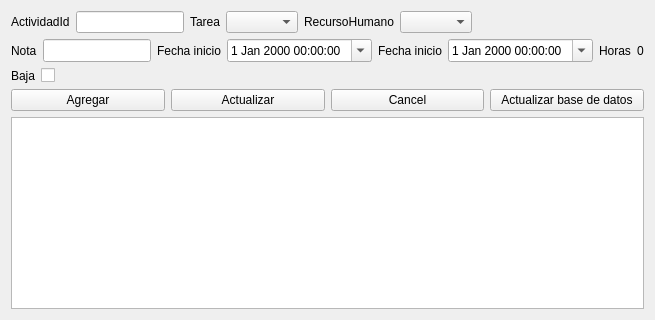
CocoMarck/administracionDeActividades, file views/ui/actividad_form.ui: the form before one commit.
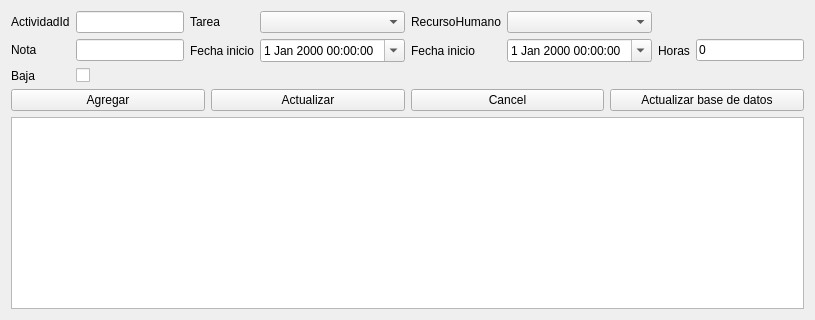
The form after the commit.

Commit message: Impoving ui's

The edit to the form file:
```diff
--- a/views/ui/actividad_form.ui
+++ b/views/ui/actividad_form.ui
@@ -5,11 +5,10 @@
   <widget class="QWidget" name="centralWidget">
    <layout class="QVBoxLayout" name="main_layout">
     
-    <!-- ActividadId TareaId RecursoHumanoId-->
+    <!-- Grid Fila 1:ActividadId TareaId RecursoHumanoId-->
     <item>
-    <layout class="QHBoxLayout">
-        
-     <item>
+    <layout class="QGridLayout" name="gridLayout">
+     <item row="0" column="0">
       <widget class="QLabel" name="label_id">
        <property name="text">
         <string>ActividadId</string>
@@ -17,16 +16,16 @@
        
        <property name="sizePolicy">
         <sizepolicy hsizetype="Fixed" vsizetype="Preferred">
-         <horstretch>0</horstretch><verstretch>0</verstretch>
+         <horstretch>1</horstretch><verstretch>1</verstretch>
         </sizepolicy>
        </property>
 
       </widget>
      </item>
      
-     <item>
+     <item row="0" column="1">
       <widget class="QLineEdit" name="entry_id">
-
+      
        <property name="sizePolicy">
         <sizepolicy hsizetype="Fixed" vsizetype="Preferred">
          <horstretch>1</horstretch><verstretch>1</verstretch>
@@ -37,89 +36,43 @@
      </item>
 
      <!-- TareaId-->
-     <item>
+     <item row="0" column="2">
       <widget class="QLabel" name="label_tarea">
        <property name="text">
         <string>Tarea</string>
        </property>
-       
-       <property name="sizePolicy">
-        <sizepolicy hsizetype="Fixed" vsizetype="Preferred">
-         <horstretch>0</horstretch><verstretch>0</verstretch>
-        </sizepolicy>
-       </property>
-
       </widget>
      </item>
      
-     <item>
+     <item row="0" column="3">
       <widget class="QComboBox" name="combobox_tarea">
-
-       <property name="sizePolicy">
-        <sizepolicy hsizetype="Fixed" vsizetype="Preferred">
-         <horstretch>1</horstretch><verstretch>1</verstretch>
-        </sizepolicy>
-       </property>
-
       </widget>
      </item>
      
      <!-- RecursoHumanoId-->
-     <item>
+     <item row="0" column="4">
       <widget class="QLabel" name="label_recurso">
        <property name="text">
         <string>RecursoHumano</string>
        </property>
-       
-       <property name="sizePolicy">
-        <sizepolicy hsizetype="Fixed" vsizetype="Preferred">
-         <horstretch>0</horstretch><verstretch>0</verstretch>
-        </sizepolicy>
-       </property>
 
       </widget>
      </item>
      
-     <item>
+     <item row="0" column="5">
       <widget class="QComboBox" name="combobox_recurso">
-
-       <property name="sizePolicy">
-        <sizepolicy hsizetype="Fixed" vsizetype="Preferred">
-         <horstretch>1</horstretch><verstretch>1</verstretch>
-        </sizepolicy>
-       </property>
-
       </widget>
      </item>
-     
-     
-     <!-- Espaciador addStretch-->
-     <item>
-      <spacer name="horizontalSpacer">
-       <property name="orientation"> <enum>Qt::Horizontal</enum> </property>
-       <property name="sizeHint" stdset="0">
-        <size> <width>0</width><height>0</height> </size>
-       </property>
-      </spacer>
-     </item>
-
-    </layout>
-    </item>
     
     
-    
-
-    <!-- Nota Horas, baja -->
-    <item>
-    <layout class="QHBoxLayout">
-     
+    <!-- Fila 2: Nota Horas, baja -->
      <!-- Nota -->
-     <item>
+     <item row="1" column="0">
       <widget class="QLabel" name="label_note">
        <property name="text"> <string>Nota</string> </property>
-       
+
        <property name="sizePolicy">
-        <sizepolicy hsizetype="Fixed" vsizetype="Preferred">
+        <sizepolicy hsizetype="Fixed" vsizetype="Fixed">
          <horstretch>0</horstretch><verstretch>0</verstretch>
         </sizepolicy>
        </property>
@@ -127,122 +80,68 @@
       </widget>
      </item>
      
-     <item>
-      <widget class="QLineEdit" name="entry_note">
-
+     <item row="1" column="1">
+      <widget class="QLineEdit" name="entry_note"/>
+      
        <property name="sizePolicy">
-        <sizepolicy hsizetype="Fixed" vsizetype="Preferred">
-         <horstretch>1</horstretch><verstretch>1</verstretch>
+        <sizepolicy hsizetype="Fixed" vsizetype="Fixed">
+         <horstretch>0</horstretch><verstretch>0</verstretch>
         </sizepolicy>
        </property>
 
-      </widget>
      </item>
      
      <!-- Fecha inicio -->
-     <item>
+     <item row="1" column="2">
       <widget class="QLabel" name="label_start_date">
        <property name="text"> <string>Fecha inicio</string> </property>
-       
-       <property name="sizePolicy">
-        <sizepolicy hsizetype="Fixed" vsizetype="Preferred">
-         <horstretch>0</horstretch><verstretch>0</verstretch>
-        </sizepolicy>
-       </property>
 
       </widget>
      </item>
      
-     <item>
+     <item row="1" column="3">
       <widget class="QDateTimeEdit" name="start_date">
        <property name="calendarPopup"> <bool>true</bool> </property>
 
-       <property name="sizePolicy">
-        <sizepolicy hsizetype="Fixed" vsizetype="Preferred">
-         <horstretch>1</horstretch><verstretch>1</verstretch>
-        </sizepolicy>
-       </property>
-
       </widget>
      </item>
      
      
      <!-- Fecha fin -->
-     <item>
+     <item row="1" column="4">
       <widget class="QLabel" name="label_end_date">
        <property name="text"> <string>Fecha inicio</string> </property>
-       
-       <property name="sizePolicy">
-        <sizepolicy hsizetype="Fixed" vsizetype="Preferred">
-         <horstretch>0</horstretch><verstretch>0</verstretch>
-        </sizepolicy>
-       </property>
 
       </widget>
      </item>
      
-     <item>
+     <item row="1" column="5">
       <widget class="QDateTimeEdit" name="end_date">
        <property name="calendarPopup"> <bool>true</bool> </property>
-      
-       <property name="sizePolicy">
-        <sizepolicy hsizetype="Fixed" vsizetype="Preferred">
-         <horstretch>1</horstretch><verstretch>1</verstretch>
-        </sizepolicy>
-       </property>
 
       </widget>
      </item>
      
      
      <!-- horas -->
-     <item>
+     <item row="1" column="6">
       <widget class="QLabel" name="label_hours">
        <property name="text"> <string>Horas</string> </property>
-       
-       <property name="sizePolicy">
-        <sizepolicy hsizetype="Fixed" vsizetype="Preferred">
-         <horstretch>0</horstretch><verstretch>0</verstretch>
-        </sizepolicy>
-       </property>
 
       </widget>
      </item>
      
-     <item>
-      <widget class="QLabel" name="label_time_hours">
+     <item row="1" column="7">
+      <widget class="QLineEdit" name="label_time_hours">
        <property name="text"> <string>0</string> </property>
-
-       <property name="sizePolicy">
-        <sizepolicy hsizetype="Fixed" vsizetype="Preferred">
-         <horstretch>1</horstretch><verstretch>1</verstretch>
-        </sizepolicy>
-       </property>
+       <property name="readOnly"> <bool>true</bool> </property>
 
       </widget>
      </item>
-     
-     <!-- Espaciador addStretch-->
-     <item>
-      <spacer name="horizontalSpacer">
-       <property name="orientation"> <enum>Qt::Horizontal</enum> </property>
-       <property name="sizeHint" stdset="0">
-        <size> <width>0</width><height>0</height> </size>
-       </property>
-      </spacer>
-     </item>
 
-    </layout>
-    </item>
-    
-    
-    
-    
-    <!-- Baja -->
-    <item>
-    <layout class="QHBoxLayout">
-    
-     <item>
+
+    <!-- Fila 3: Baja -->
+     <item row="2" column="0">
       <widget class="QLabel" name="label_soft_delete">
        <property name="text">
         <string>Baja</string>
@@ -250,32 +149,16 @@
       </widget>
      </item>
      
-     <item>
+     <item row="2" column="1">
       <widget class="QCheckBox" name="checkbox_soft_delete">
       </widget>
      </item>
-     
-     <!-- Espaciador addStretch-->
-     <item>
-      <spacer name="horizontalSpacer">
-       <property name="orientation"> <enum>Qt::Horizontal</enum> </property>
-       <property name="sizeHint" stdset="0">
-        <size> <width>0</width><height>0</height> </size>
-       </property>
-      </spacer>
-     </item>
     
     </layout>
     </item>
-    
-    
-    
-    
 
-    
-    
-    
-    
+
+
     <!-- Agragar actualizar y cancelar-->
     <item>
     <layout class="QHBoxLayout">
@@ -320,7 +203,9 @@
     
     <!-- Tabla -->
     <item>
-     <widget class="QTableWidget" name="table"></widget>
+     <widget class="QTableWidget" name="table">
+      <!-- <property name="editTriggers"> <bool>false</bool> </property> -->
+     </widget>
     </item>
    
    </layout>
```
The commit also changes 3 other files.
